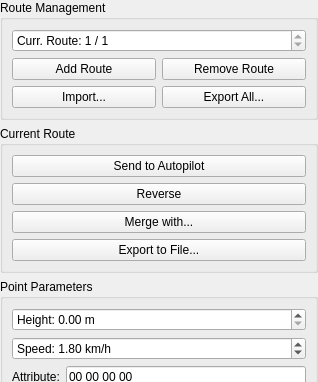
Qt form userinterface/planui.ui (RISE-Dependable-Transport-Systems/WayWise) before a commit; both pictures show x 0 to 318 and y 0 to 382 of the 318 by 852 pixel window.
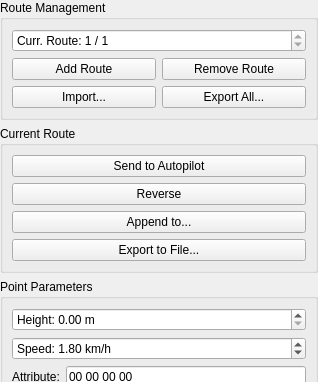
The same form after that commit.

Commit message: Slight logic change to make updated button/function names more sensible. The current route is now appended to the selected route, instead of the other way around.

The edit to the form file:
```diff
--- a/userinterface/planui.ui
+++ b/userinterface/planui.ui
@@ -121,7 +121,7 @@
       <item>
        <widget class="QPushButton" name="mergeButton">
         <property name="text">
-         <string>Merge with...</string>
+         <string>Append to...</string>
         </property>
        </widget>
       </item>
```
Left out of the diff: 2 changed lines with no effect on the pictures. The commit also changes 4 other files.
